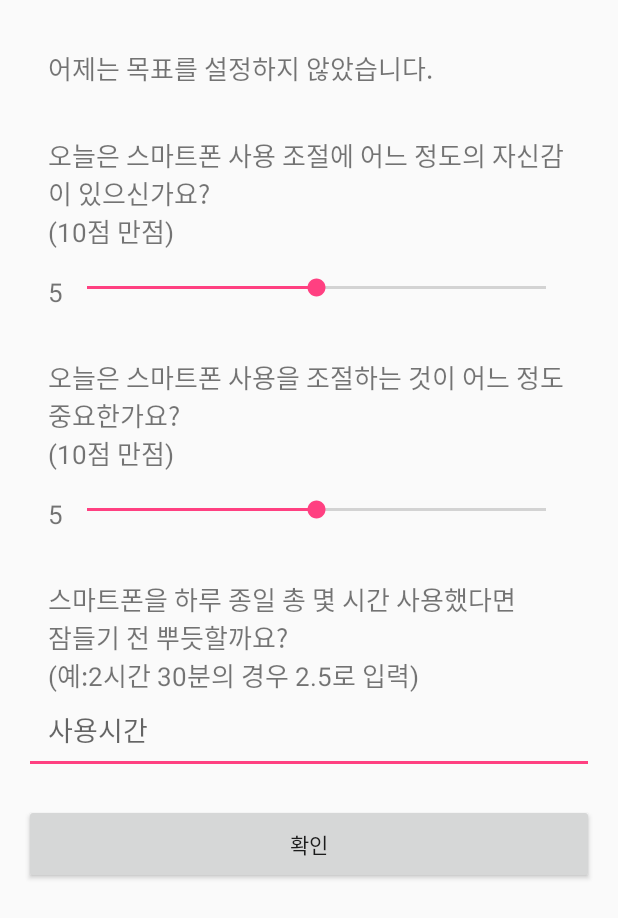
After one commit to transf01/AppMonitor, an Android app: the GoalActivity screen opened directly, with no data from a screen before it, on a phone screen of 412 x 824 dp. The commit adds this screen. Shown: the top 918 px of the screen. Run offline under Robolectric (Android 15) with nearby library versions, the phone set to English and light mode, and no system bars.

Commit message:
implement today goal setting

```diff
--- a/app/src/main/AndroidManifest.xml
+++ b/app/src/main/AndroidManifest.xml
@@ -64,7 +64,8 @@
             </intent-filter>
         </receiver>
 
-        <activity android:name=".GoalSettingAlarmActivity"></activity>
+        <activity android:name=".GoalSettingAlarmActivity" />
+        <activity android:name=".GoalActivity"></activity>
     </application>
 
 </manifest>
--- /dev/null
+++ b/app/src/main/java/com/perception/trans/appmonitor/GoalActivity.java
@@ -0,0 +1,156 @@
+package com.perception.trans.appmonitor;
+
+import android.database.Cursor;
+import android.support.v7.app.AppCompatActivity;
+import android.os.Bundle;
+import android.util.Log;
+import android.view.View;
+import android.widget.Button;
+import android.widget.EditText;
+import android.widget.SeekBar;
+import android.widget.TextView;
+
+import java.util.Calendar;
+import java.util.Date;
+
+public class GoalActivity extends AppCompatActivity {
+    private SeekBar mConfidence, mImportance;
+    private EditText mAnswer;
+    private DataBaseHelper mDB;
+    private final static String ZERO_TIME="0시간";
+
+    @Override
+    protected void onCreate(Bundle savedInstanceState) {
+        super.onCreate(savedInstanceState);
+        setContentView(R.layout.activity_goal);
+        mDB = new DataBaseHelper(this);
+        mDB.open();
+        mAnswer = (EditText)findViewById(R.id.goalAnswer);
+        initConfidenceSeekBar();
+        initImportanceSeekBar();
+        initAnswerButton();
+    }
+
+    @Override
+    protected void onResume() {
+        super.onResume();
+        setFeedback();
+        restore();
+    }
+
+    private String getYesterday() {
+        Calendar cal = Calendar.getInstance();
+        cal.add(Calendar.DATE, -1);
+        return Config.DATE_FORMAT.format(cal.getTime());
+    }
+
+    private void addTimeString(StringBuffer buffer, long data, String unit) {
+        if (data > 0) {
+            buffer.append(data);
+            buffer.append(unit);
+            buffer.append(" ");
+        }
+    }
+
+    private String getFormattedTimeString(long sec) {
+        if (sec == 0)
+            return ZERO_TIME;
+
+        StringBuffer buffer = new StringBuffer();
+        addTimeString(buffer, sec/3600, "시간");
+        addTimeString(buffer, (sec%3600)/60, "분");
+        addTimeString(buffer, sec % 60, "초");
+        return buffer.toString().trim();
+    }
+
+    private String getYesterdayUsage() {
+        String returnValue = ZERO_TIME;
+        Cursor cursor = mDB.getTotalUseTimeByDate(getYesterday());
+        if (cursor.moveToLast()) {
+            returnValue = getFormattedTimeString(cursor.getLong(0));
+        }
+        cursor.close();
+
+        return returnValue;
+    }
+
+    private void setFeedback() {
+        Cursor cursor = mDB.getGoalByDate(getYesterday());
+        StringBuffer feedback = new StringBuffer(getResources().getString(R.string.yesterday));
+        if (cursor.moveToLast()) {
+            feedback.append(String.valueOf(getFormattedTimeString(cursor.getInt(4)*60)));
+            feedback.append(getResources().getString(R.string.set_goal));
+            feedback.append(getYesterdayUsage());
+            feedback.append(getResources().getString(R.string.real_usage));
+        } else {
+            feedback.append(getResources().getString(R.string.did_not_set));
+
+        }
+        cursor.close();
+        ((TextView)findViewById(R.id.feedbackText)).setText(feedback.toString());
+    }
+
+    private void restore() {
+        Cursor cursor = mDB.getGoalByDate(Config.DATE_FORMAT.format(Calendar.getInstance().getTime()));
+        if (cursor.moveToLast()) {
+            mConfidence.setProgress(cursor.getInt(2));
+            mImportance.setProgress(cursor.getInt(3));
+            mAnswer.setText(String.valueOf(cursor.getInt(4)/60.0));
+        }
+        cursor.close();
+    }
+
+    @Override
+    protected void onDestroy() {
+        super.onDestroy();
+        mDB.close();
+    }
+
+    private void initConfidenceSeekBar() {
+        mConfidence = (SeekBar)findViewById(R.id.confidenceSeekBar);
+        mConfidence.setOnSeekBarChangeListener(new SeekBar.OnSeekBarChangeListener() {
+            @Override
+            public void onProgressChanged(SeekBar seekBar, int progress, boolean fromUser) {
+                ((TextView)findViewById(R.id.confidenceValue)).setText(String.valueOf(progress));
+            }
+
+            @Override
+            public void onStartTrackingTouch(SeekBar seekBar) {}
+            @Override
+            public void onStopTrackingTouch(SeekBar seekBar) {}
+        });
+    }
+
+    private void initImportanceSeekBar() {
+        mImportance = (SeekBar)findViewById(R.id.importantSeekBar);
+        mImportance.setOnSeekBarChangeListener(new SeekBar.OnSeekBarChangeListener() {
+            @Override
+            public void onProgressChanged(SeekBar seekBar, int progress, boolean fromUser) {
+                ((TextView)findViewById(R.id.importantValue)).setText(String.valueOf(progress));
+            }
+
+            @Override
+            public void onStartTrackingTouch(SeekBar seekBar) {}
+            @Override
+            public void onStopTrackingTouch(SeekBar seekBar) {}
+        });
+    }
+
+    private void initAnswerButton() {
+        ((Button)findViewById(R.id.goal_button)).setOnClickListener(new View.OnClickListener() {
+            @Override
+            public void onClick(View v) {
+                String answer = mAnswer.getText().toString();
+                if (answer == null || answer.isEmpty()) {
+                    return;
+                }
+
+                mDB.addTodayGoal(Config.DATE_FORMAT.format(Calendar.getInstance().getTime())
+                        , mConfidence.getProgress()
+                        , mImportance.getProgress()
+                        , (int)(Float.valueOf(answer)*60));
+                GoalActivity.this.finish();
+            }
+        });
+    }
+}
--- /dev/null
+++ b/app/src/main/res/layout/activity_goal.xml
@@ -0,0 +1,120 @@
+<?xml version="1.0" encoding="utf-8"?>
+<LinearLayout xmlns:android="http://schemas.android.com/apk/res/android"
+    xmlns:tools="http://schemas.android.com/tools"
+    android:id="@+id/activity_goal"
+    android:layout_width="match_parent"
+    android:layout_height="match_parent"
+    android:paddingBottom="@dimen/activity_vertical_margin"
+    android:paddingLeft="@dimen/activity_horizontal_margin"
+    android:paddingRight="@dimen/activity_horizontal_margin"
+    android:paddingTop="@dimen/activity_vertical_margin"
+    android:orientation="vertical"
+    tools:context="com.perception.trans.appmonitor.GoalActivity">
+
+    <TextView
+        android:layout_width="match_parent"
+        android:layout_height="wrap_content"
+        android:textSize="17sp"
+        android:id="@+id/feedbackText"
+        android:paddingBottom="@dimen/activity_vertical_margin"
+        android:paddingLeft="@dimen/activity_horizontal_margin"
+        android:paddingRight="@dimen/activity_horizontal_margin"
+        android:paddingTop="@dimen/activity_vertical_margin"/>
+
+    <TextView
+        android:text="@string/confidence_question"
+        android:layout_width="wrap_content"
+        android:layout_height="wrap_content"
+        android:textSize="17sp"
+        android:paddingLeft="@dimen/activity_horizontal_margin"
+        android:paddingRight="@dimen/activity_horizontal_margin"
+        android:paddingTop="@dimen/activity_vertical_margin"
+        android:id="@+id/confidenceText" />
+
+    <LinearLayout
+        android:layout_width="match_parent"
+        android:layout_height="wrap_content"
+        android:paddingBottom="@dimen/activity_vertical_margin"
+        android:paddingLeft="@dimen/activity_horizontal_margin"
+        android:paddingRight="@dimen/activity_horizontal_margin"
+        android:paddingTop="@dimen/activity_vertical_margin">
+        <TextView
+            android:text="5"
+            android:textSize="17sp"
+            android:layout_width="wrap_content"
+            android:layout_height="wrap_content"
+            android:id="@+id/confidenceValue" />
+        <SeekBar
+            android:layout_width="match_parent"
+            android:layout_height="wrap_content"
+            android:max="10"
+            android:progress="5"
+            android:id="@+id/confidenceSeekBar"/>
+    </LinearLayout>
+
+
+    <TextView
+        android:text="@string/important_question"
+        android:layout_width="wrap_content"
+        android:layout_height="wrap_content"
+        android:textSize="17sp"
+        android:paddingLeft="@dimen/activity_horizontal_margin"
+        android:paddingRight="@dimen/activity_horizontal_margin"
+        android:paddingTop="@dimen/activity_vertical_margin"
+        android:id="@+id/importantText" />
+    <LinearLayout
+        android:layout_width="match_parent"
+        android:layout_height="wrap_content"
+        android:paddingBottom="@dimen/activity_vertical_margin"
+        android:paddingLeft="@dimen/activity_horizontal_margin"
+        android:paddingRight="@dimen/activity_horizontal_margin"
+        android:paddingTop="@dimen/activity_vertical_margin">
+        <TextView
+            android:text="5"
+            android:textSize="17sp"
+            android:layout_width="wrap_content"
+            android:layout_height="wrap_content"
+            android:id="@+id/importantValue" />
+        <SeekBar
+            android:layout_width="match_parent"
+            android:layout_height="wrap_content"
+            android:max="10"
+            android:progress="5"
+            android:id="@+id/importantSeekBar"/>
+    </LinearLayout>
+
+
+    <TextView
+        android:text="@string/goal_question"
+        android:layout_width="match_parent"
+        android:layout_height="wrap_content"
+        android:textSize="17sp"
+        android:paddingLeft="@dimen/activity_horizontal_margin"
+        android:paddingRight="@dimen/activity_horizontal_margin"
+        android:paddingTop="@dimen/activity_vertical_margin"
+        android:id="@+id/goalQuestion" />
+
+    <EditText
+        android:layout_width="match_parent"
+        android:layout_height="wrap_content"
+        android:inputType="numberDecimal"
+        android:paddingBottom="@dimen/activity_vertical_margin"
+        android:paddingLeft="@dimen/activity_horizontal_margin"
+        android:paddingRight="@dimen/activity_horizontal_margin"
+        android:ems="10"
+        android:id="@+id/goalAnswer"
+        android:hint="사용시간" />
+
+    <Button
+        android:text="@string/confirm"
+        android:layout_width="match_parent"
+        android:layout_height="wrap_content"
+        android:id="@+id/goal_button"
+        android:layout_marginTop="20dp"
+        android:paddingBottom="@dimen/activity_vertical_margin"
+        android:paddingLeft="@dimen/activity_horizontal_margin"
+        android:paddingRight="@dimen/activity_horizontal_margin"
+        android:paddingTop="@dimen/activity_vertical_margin" />
+
+
+</LinearLayout>
--- a/app/src/main/res/menu/actionbar_menu.xml
+++ b/app/src/main/res/menu/actionbar_menu.xml
@@ -4,8 +4,10 @@ xmlns:AppMonitor="http://schemas.android.com/apk/res-auto">
 <!-- Settings, should always be in the overflow -->
 <item android:id="@+id/accessibility_setting"
     android:title="@string/accessibility_setting"/>
-    <item android:id="@+id/goal_setting"
-        android:title="@string/goalsetting"/>
+    <item android:id="@+id/goal_setting_alarm"
+        android:title="@string/goal_setting_alarm"/>
+    <item android:id="@+id/today_goal"
+        android:title="@string/today_goal"/>
     <item android:id="@+id/usage_pattern"
         android:title="@string/usage_pattern"/>
     <item android:id="@+id/presurvey"
--- a/app/src/main/res/values/strings.xml
+++ b/app/src/main/res/values/strings.xml
@@ -8,7 +8,8 @@
     <string name="title_activity_main2">Main2Activity</string>
     <string name="settings">설정</string>
     <string name="information">정보</string>
-    <string name="goalsetting">목표 설정 알람</string>
+    <string name="goal_setting_alarm">목표 설정 알람</string>
+    <string name="today_goal">오늘의 목표</string>
     <string name="app_information">경북대학교\n지각및신경심리연구실</string>
     <string name="window_change_action">startMonitoring</string>
     <string name="screen_on_action">screenOn</string>
@@ -25,4 +26,13 @@
     <string name="leave_expire">아직 실험이 완료되지 않았습니다</string>
     <string name="usage_pattern">사용 패턴</string>
     <string name="bad_url_warning"> 서버 정보에 오류가 있습니다.\nWifi를 연결 후 다시 시도해 주세요</string>
+    <string name="title_activity_goal">GoalActivity</string>
+    <string name="confidence_question">오늘은 스마트폰 사용 조절에 어느 정도의 자신감이 있으신가요?\n(10점 만점)</string>
+    <string name="important_question">오늘은 스마트폰 사용을 조절하는 것이 어느 정도 중요한가요?\n(10점 만점)</string>
+    <string name="goal_question">스마트폰을 하루 종일 총 몇 시간 사용했다면\n잠들기 전 뿌듯할까요?\n(예:2시간 30분의 경우 2.5로 입력)</string>
+    <string name="yesterday">어제는&#160;</string>
+    <string name="did_not_set">목표를 설정하지 않았습니다.</string>
+    <string name="set_goal">을 목표로 하였고,&#160;</string>
+    <string name="real_usage">을 실제로 사용하였습니다.</string>
+
 </resources>
```
Also changed, not shown: app/src/main/java/com/perception/trans/appmonitor/AppRuntimeInfo.java (+2 -5 lines), app/src/main/java/com/perception/trans/appmonitor/Config.java (+9 -1 lines), app/src/main/java/com/perception/trans/appmonitor/DataBaseHelper.java (+51 -16 lines), app/src/main/java/com/perception/trans/appmonitor/MainActivity.java (+20 -15 lines).
